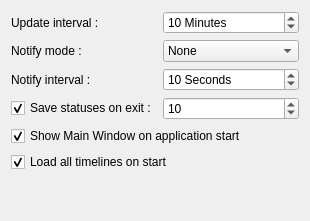
First picture: the form in src/prefs_base.ui, repository mtux/choqok-old, before the edit.
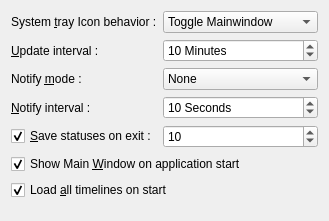
Second picture: the form after the edit. Custom widgets are drawn as their Qt base class.

Diff of the .ui file:
```diff
--- a/src/prefs_base.ui
+++ b/src/prefs_base.ui
@@ -5,19 +5,22 @@
    <rect>
     <x>0</x>
     <y>0</y>
-    <width>310</width>
+    <width>329</width>
     <height>221</height>
    </rect>
   </property>
   <layout class="QGridLayout" >
-   <item row="0" column="0" >
+   <item row="1" column="0" >
     <widget class="QLabel" name="label" >
      <property name="text" >
-      <string>Update interval :</string>
+      <string>&amp;Update interval :</string>
+     </property>
+     <property name="buddy" >
+      <cstring>kcfg_updateInterval</cstring>
      </property>
     </widget>
    </item>
-   <item row="0" column="1" colspan="2" >
+   <item row="1" column="1" colspan="2" >
     <widget class="KIntSpinBox" name="kcfg_updateInterval" >
      <property name="suffix" >
       <string> Minutes</string>
@@ -30,14 +33,17 @@
      </property>
     </widget>
    </item>
-   <item row="1" column="0" >
+   <item row="2" column="0" >
     <widget class="QLabel" name="label_3" >
      <property name="text" >
-      <string>Notify mode :</string>
+      <string>Notify &amp;mode :</string>
+     </property>
+     <property name="buddy" >
+      <cstring>kcfg_notifyType</cstring>
      </property>
     </widget>
    </item>
-   <item row="1" column="1" colspan="2" >
+   <item row="2" column="1" colspan="2" >
     <widget class="QComboBox" name="kcfg_notifyType" >
      <item>
       <property name="text" >
@@ -56,14 +62,17 @@
      </item>
     </widget>
    </item>
-   <item row="2" column="0" >
+   <item row="3" column="0" >
     <widget class="QLabel" name="label_4" >
      <property name="text" >
-      <string>Notify interval :</string>
+      <string>&amp;Notify interval :</string>
+     </property>
+     <property name="buddy" >
+      <cstring>kcfg_notifyInterval</cstring>
      </property>
     </widget>
    </item>
-   <item row="2" column="1" colspan="2" >
+   <item row="3" column="1" colspan="2" >
     <widget class="KIntSpinBox" name="kcfg_notifyInterval" >
      <property name="suffix" >
       <string> Seconds</string>
@@ -79,7 +88,7 @@
      </property>
     </widget>
    </item>
-   <item row="3" column="1" colspan="2" >
+   <item row="4" column="1" colspan="2" >
     <widget class="KIntSpinBox" name="kcfg_saveStatusCount" >
      <property name="minimum" >
       <number>1</number>
@@ -92,37 +101,37 @@
      </property>
     </widget>
    </item>
-   <item row="3" column="0" >
+   <item row="4" column="0" >
     <widget class="QCheckBox" name="kcfg_isSaveStatus" >
      <property name="text" >
-      <string>Save statuses on exit :</string>
+      <string>&amp;Save statuses on exit :</string>
      </property>
      <property name="checked" >
       <bool>true</bool>
      </property>
     </widget>
    </item>
-   <item row="5" column="0" colspan="3" >
+   <item row="6" column="0" colspan="3" >
     <widget class="QCheckBox" name="kcfg_loadTimeLineOnStart" >
      <property name="text" >
-      <string>Load all timelines on start</string>
+      <string>Load &amp;all timelines on start</string>
      </property>
      <property name="checked" >
       <bool>true</bool>
      </property>
     </widget>
    </item>
-   <item row="4" column="0" colspan="3" >
+   <item row="5" column="0" colspan="3" >
     <widget class="QCheckBox" name="kcfg_showMainWinOnStart" >
      <property name="text" >
-      <string>Show Main Window on application start</string>
+      <string>Show Main &amp;Window on application start</string>
      </property>
      <property name="checked" >
       <bool>true</bool>
      </property>
     </widget>
    </item>
-   <item row="6" column="0" colspan="3" >
+   <item row="7" column="0" colspan="3" >
     <spacer name="verticalSpacer" >
      <property name="orientation" >
       <enum>Qt::Vertical</enum>
@@ -135,6 +144,38 @@
      </property>
     </spacer>
    </item>
+   <item row="0" column="0" >
+    <widget class="QLabel" name="label_2" >
+     <property name="text" >
+      <string>System &amp;tray Icon behavior :</string>
+     </property>
+     <property name="buddy" >
+      <cstring>kcfg_systrayTriggerType</cstring>
+     </property>
+    </widget>
+   </item>
+   <item row="0" column="1" colspan="2" >
+    <widget class="QComboBox" name="kcfg_systrayTriggerType" >
+     <property name="toolTip" >
+      <string>Set behavior of system tray icon clicking option</string>
+     </property>
+     <item>
+      <property name="text" >
+       <string>Toggle Mainwindow</string>
+      </property>
+     </item>
+     <item>
+      <property name="text" >
+       <string>Quick Twitting</string>
+      </property>
+     </item>
+     <item>
+      <property name="text" >
+       <string>Update timelines</string>
+      </property>
+     </item>
+    </widget>
+   </item>
   </layout>
  </widget>
  <layoutdefault spacing="6" margin="11" />
```
Left out of the diff: 1 changed line with no effect on the pictures.
